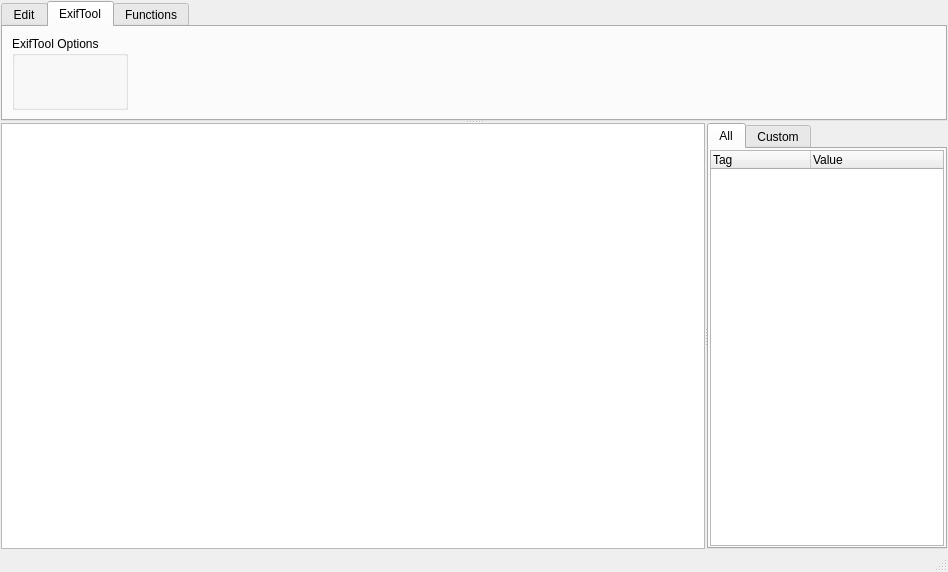
Before: the Qt Designer form exiftoolgui_mainwindow.ui in Yang-z/ExifToolGUI, drawn with Qt 5.
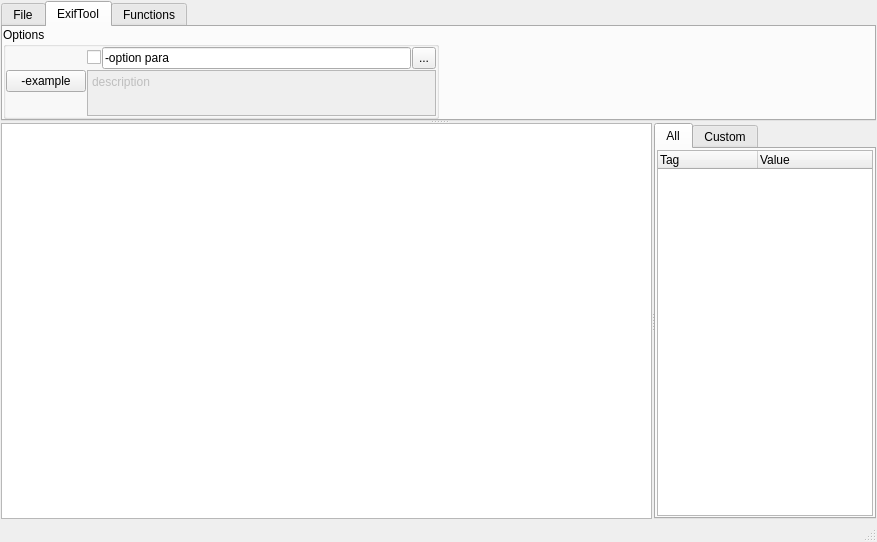
After: the same form once the commit is applied. The open tabs and pages were chosen to show the change.

Commit message: add exiftool options(unfinished)

What changed in the file:
```diff
--- a/exiftoolgui_mainwindow.ui
+++ b/exiftoolgui_mainwindow.ui
@@ -6,8 +6,8 @@
    <rect>
     <x>0</x>
     <y>0</y>
-    <width>948</width>
-    <height>572</height>
+    <width>877</width>
+    <height>542</height>
    </rect>
   </property>
   <property name="windowTitle">
@@ -27,7 +27,7 @@
     <property name="bottomMargin">
      <number>1</number>
     </property>
-    <item row="0" column="1">
+    <item row="0" column="0">
      <widget class="QSplitter" name="splitter_1">
       <property name="orientation">
        <enum>Qt::Vertical</enum>
@@ -53,7 +53,7 @@
          </sizepolicy>
         </property>
         <attribute name="title">
-         <string>Edit</string>
+         <string>File</string>
         </attribute>
         <layout class="QGridLayout" name="gridLayout_3">
          <property name="leftMargin">
@@ -221,14 +221,19 @@
          <string>ExifTool</string>
         </attribute>
         <layout class="QGridLayout" name="gridLayout_7">
-         <item row="0" column="0">
-          <widget class="QGroupBox" name="groupBox_4">
-           <property name="title">
-            <string>ExifTool Options</string>
-           </property>
-          </widget>
-         </item>
-         <item row="0" column="1">
+         <property name="leftMargin">
+          <number>0</number>
+         </property>
+         <property name="topMargin">
+          <number>0</number>
+         </property>
+         <property name="rightMargin">
+          <number>0</number>
+         </property>
+         <property name="bottomMargin">
+          <number>0</number>
+         </property>
+         <item row="0" column="3">
           <spacer name="horizontalSpacer_2">
            <property name="orientation">
             <enum>Qt::Horizontal</enum>
@@ -241,6 +246,110 @@
            </property>
           </spacer>
          </item>
+         <item row="0" column="0">
+          <widget class="QGroupBox" name="groupBox_optings">
+           <property name="sizePolicy">
+            <sizepolicy hsizetype="Preferred" vsizetype="Expanding">
+             <horstretch>0</horstretch>
+             <verstretch>0</verstretch>
+            </sizepolicy>
+           </property>
+           <property name="title">
+            <string>Options</string>
+           </property>
+           <layout class="QGridLayout" name="gridLayout_10">
+            <property name="leftMargin">
+             <number>0</number>
+            </property>
+            <property name="topMargin">
+             <number>0</number>
+            </property>
+            <property name="rightMargin">
+             <number>0</number>
+            </property>
+            <property name="bottomMargin">
+             <number>0</number>
+            </property>
+            <property name="spacing">
+             <number>1</number>
+            </property>
+            <item row="0" column="1" rowspan="2">
+             <layout class="QGridLayout" name="gridLayout_exiftoolOptions">
+              <property name="leftMargin">
+               <number>0</number>
+              </property>
+              <property name="topMargin">
+               <number>0</number>
+              </property>
+              <property name="rightMargin">
+               <number>0</number>
+              </property>
+              <property name="bottomMargin">
+               <number>0</number>
+              </property>
+              <property name="spacing">
+               <number>1</number>
+              </property>
+              <item row="0" column="0">
+               <widget class="QPushButton" name="pushButton_2">
+                <property name="text">
+                 <string>-example</string>
+                </property>
+               </widget>
+              </item>
+             </layout>
+            </item>
+            <item row="0" column="4" rowspan="2">
+             <layout class="QGridLayout" name="gridLayout_exiftoolOptions_editor">
+              <property name="spacing">
+               <number>1</number>
+              </property>
+              <item row="1" column="0" colspan="3">
+               <widget class="QTextBrowser" name="textBrowser">
+                <property name="enabled">
+                 <bool>false</bool>
+                </property>
+                <property name="html">
+                 <string>&lt;!DOCTYPE HTML PUBLIC &quot;-//W3C//DTD HTML 4.0//EN&quot; &quot;http://www.w3.org/TR/REC-html40/strict.dtd&quot;&gt;
+&lt;html&gt;&lt;head&gt;&lt;meta name=&quot;qrichtext&quot; content=&quot;1&quot; /&gt;&lt;meta charset=&quot;utf-8&quot; /&gt;&lt;style type=&quot;text/css&quot;&gt;
+p, li { white-space: pre-wrap; }
+&lt;/style&gt;&lt;/head&gt;&lt;body style=&quot; font-family:'Microsoft YaHei UI'; font-size:9pt; font-weight:400; font-style:normal;&quot;&gt;
+&lt;p style=&quot; margin-top:0px; margin-bottom:0px; margin-left:0px; margin-right:0px; -qt-block-indent:0; text-indent:0px;&quot;&gt;description&lt;/p&gt;&lt;/body&gt;&lt;/html&gt;</string>
+                </property>
+               </widget>
+              </item>
+              <item row="0" column="2">
+               <widget class="QToolButton" name="toolButton">
+                <property name="sizePolicy">
+                 <sizepolicy hsizetype="Fixed" vsizetype="Preferred">
+                  <horstretch>0</horstretch>
+                  <verstretch>0</verstretch>
+                 </sizepolicy>
+                </property>
+                <property name="text">
+                 <string>...</string>
+                </property>
+               </widget>
+              </item>
+              <item row="0" column="0">
+               <widget class="QCheckBox" name="checkBox">
+                <property name="text">
+                 <string/>
+                </property>
+               </widget>
+              </item>
+              <item row="0" column="1">
+               <widget class="QLineEdit" name="lineEdit">
+                <property name="text">
+                 <string>-option para</string>
+                </property>
+               </widget>
+              </item>
+             </layout>
+            </item>
+           </layout>
+          </widget>
+         </item>
         </layout>
        </widget>
        <widget class="QWidget" name="tab_memu_functions">
```
Left out of the diff: 76 changed lines with no effect on the pictures. The commit also changes 5 other files.
